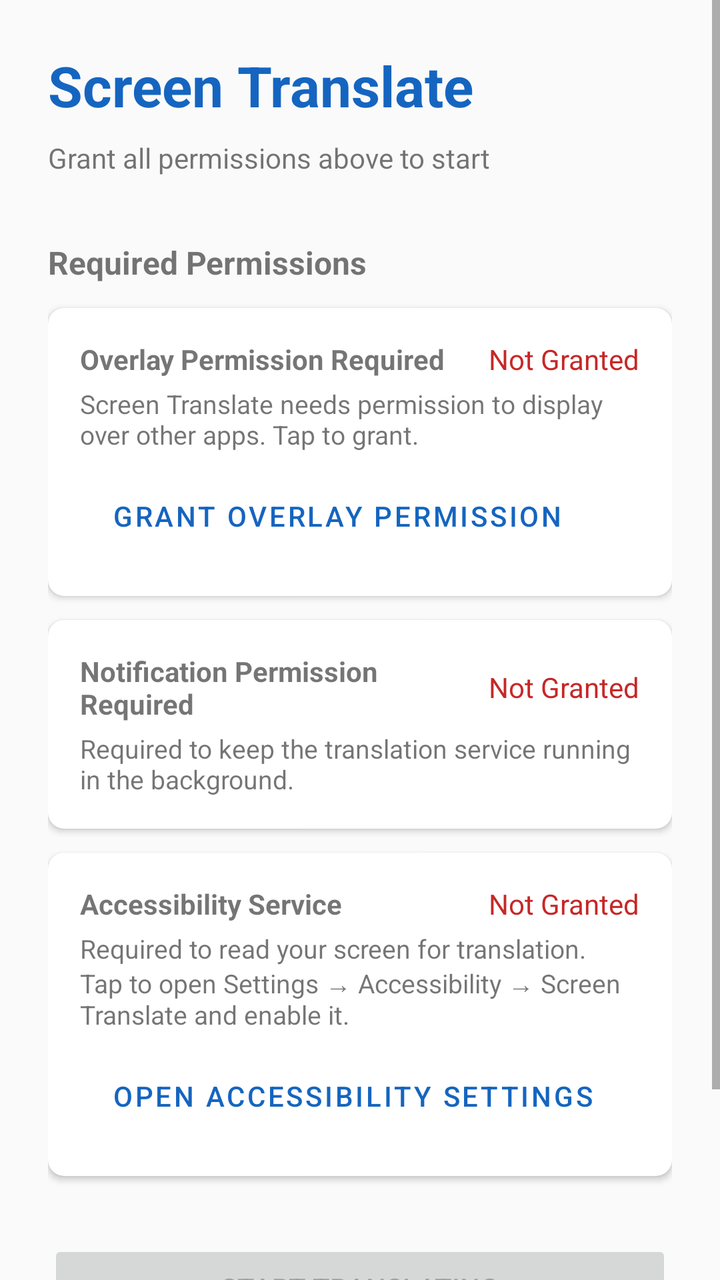
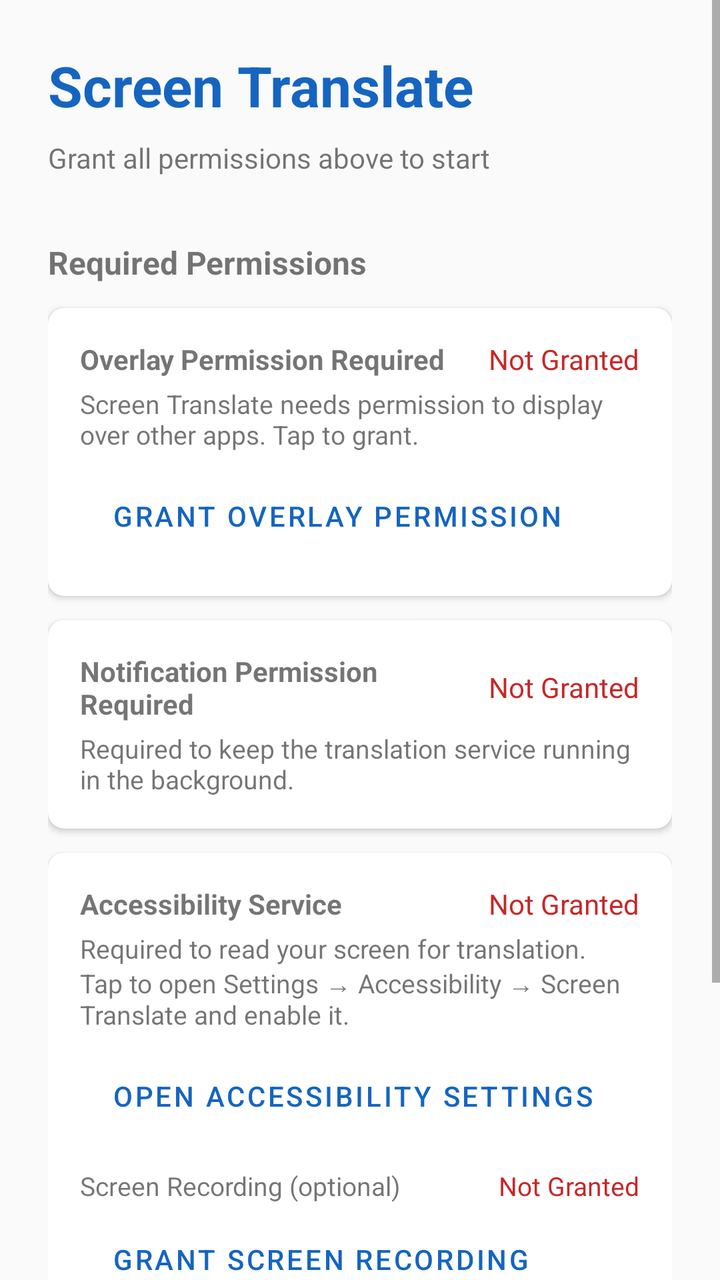

Two renders of the same Android screen: before a commit and after it. Below are the layout's source before the change and the commit's diff.
<!-- AndroidManifest.xml: application theme Theme.ScreenTranslate -->
<!-- res/layout/activity_main.xml -->
<?xml version="1.0" encoding="utf-8"?>
<ScrollView xmlns:android="http://schemas.android.com/apk/res/android"
    xmlns:app="http://schemas.android.com/apk/res-auto"
    android:layout_width="match_parent"
    android:layout_height="match_parent"
    android:background="@color/background">

    <LinearLayout
        android:layout_width="match_parent"
        android:layout_height="wrap_content"
        android:orientation="vertical"
        android:padding="24dp">

        
        <TextView
            android:layout_width="wrap_content"
            android:layout_height="wrap_content"
            android:text="@string/app_name"
            android:textSize="28sp"
            android:textStyle="bold"
            android:textColor="@color/primary"
            android:layout_marginBottom="8dp" />

        <TextView
            android:id="@+id/tvStatus"
            android:layout_width="wrap_content"
            android:layout_height="wrap_content"
            android:text="@string/status_not_ready"
            android:textSize="14sp"
            android:layout_marginBottom="32dp" />

        
        <TextView
            android:layout_width="wrap_content"
            android:layout_height="wrap_content"
            android:text="Required Permissions"
            android:textSize="16sp"
            android:textStyle="bold"
            android:layout_marginBottom="12dp" />

        
        <androidx.cardview.widget.CardView
            android:layout_width="match_parent"
            android:layout_height="wrap_content"
            android:layout_marginBottom="12dp"
            app:cardCornerRadius="8dp"
            app:cardElevation="2dp">

            <LinearLayout
                android:layout_width="match_parent"
                android:layout_height="wrap_content"
                android:orientation="vertical"
                android:padding="16dp">

                <LinearLayout
                    android:layout_width="match_parent"
                    android:layout_height="wrap_content"
                    android:orientation="horizontal"
                    android:gravity="center_vertical">

                    <TextView
                        android:layout_width="0dp"
                        android:layout_height="wrap_content"
                        android:layout_weight="1"
                        android:text="@string/permission_overlay_title"
                        android:textStyle="bold" />

                    <TextView
                        android:id="@+id/tvOverlayStatus"
                        android:layout_width="wrap_content"
                        android:layout_height="wrap_content"
                        android:text="@string/permission_denied"
                        android:textColor="@color/permission_denied" />
                </LinearLayout>

                <TextView
                    android:layout_width="match_parent"
                    android:layout_height="wrap_content"
                    android:text="@string/permission_overlay_desc"
                    android:textSize="13sp"
                    android:layout_marginTop="4dp"
                    android:layout_marginBottom="8dp" />

                <Button
                    android:id="@+id/btnGrantOverlay"
                    style="@style/Widget.MaterialComponents.Button.OutlinedButton"
                    android:layout_width="wrap_content"
                    android:layout_height="wrap_content"
                    android:text="@string/permission_overlay_grant" />
            </LinearLayout>
        </androidx.cardview.widget.CardView>

        
        <androidx.cardview.widget.CardView
            android:layout_width="match_parent"
            android:layout_height="wrap_content"
            android:layout_marginBottom="12dp"
            app:cardCornerRadius="8dp"
            app:cardElevation="2dp">

            <LinearLayout
                android:layout_width="match_parent"
                android:layout_height="wrap_content"
                android:orientation="vertical"
                android:padding="16dp">

                <LinearLayout
                    android:layout_width="match_parent"
                    android:layout_height="wrap_content"
                    android:orientation="horizontal"
                    android:gravity="center_vertical">

                    <TextView
                        android:layout_width="0dp"
                        android:layout_height="wrap_content"
                        android:layout_weight="1"
                        android:text="@string/permission_notification_title"
                        android:textStyle="bold" />

                    <TextView
                        android:id="@+id/tvNotificationStatus"
                        android:layout_width="wrap_content"
                        android:layout_height="wrap_content"
                        android:text="@string/permission_denied"
                        android:textColor="@color/permission_denied" />
                </LinearLayout>

                <TextView
                    android:layout_width="match_parent"
                    android:layout_height="wrap_content"
                    android:text="@string/permission_notification_desc"
                    android:textSize="13sp"
                    android:layout_marginTop="4dp" />
            </LinearLayout>
        </androidx.cardview.widget.CardView>

        
        <androidx.cardview.widget.CardView
            android:layout_width="match_parent"
            android:layout_height="wrap_content"
            android:layout_marginBottom="32dp"
            app:cardCornerRadius="8dp"
            app:cardElevation="2dp">

            <LinearLayout
                android:layout_width="match_parent"
                android:layout_height="wrap_content"
                android:orientation="vertical"
                android:padding="16dp">

                <LinearLayout
                    android:layout_width="match_parent"
                    android:layout_height="wrap_content"
                    android:orientation="horizontal"
                    android:gravity="center_vertical">

                    <TextView
                        android:layout_width="0dp"
                        android:layout_height="wrap_content"
                        android:layout_weight="1"
                        android:text="@string/permission_screen_title"
                        android:textStyle="bold" />

                    <TextView
                        android:id="@+id/tvScreenStatus"
                        android:layout_width="wrap_content"
                        android:layout_height="wrap_content"
                        android:text="@string/permission_denied"
                        android:textColor="@color/permission_denied" />
                </LinearLayout>

                <TextView
                    android:layout_width="match_parent"
                    android:layout_height="wrap_content"
                    android:text="@string/permission_screen_desc"
                    android:textSize="13sp"
                    android:layout_marginTop="4dp"
                    android:layout_marginBottom="8dp" />

                <Button
                    android:id="@+id/btnGrantScreen"
                    style="@style/Widget.MaterialComponents.Button.OutlinedButton"
                    android:layout_width="wrap_content"
                    android:layout_height="wrap_content"
                    android:text="@string/permission_screen_grant" />
            </LinearLayout>
        </androidx.cardview.widget.CardView>

        
        <Button
            android:id="@+id/btnStart"
            android:layout_width="match_parent"
            android:layout_height="wrap_content"
            android:text="@string/btn_start_translating"
            android:enabled="false"
            android:layout_marginBottom="12dp" />

        <Button
            android:id="@+id/btnSettings"
            style="@style/Widget.MaterialComponents.Button.OutlinedButton"
            android:layout_width="match_parent"
            android:layout_height="wrap_content"
            android:text="@string/btn_settings" />

    </LinearLayout>
</ScrollView>
<!-- resources referenced by this layout -->
<resources>
  <color name="background">#FAFAFA</color>
  <color name="permission_denied">#C62828</color>
  <color name="primary">#1565C0</color>
  <string name="app_name">Screen Translate</string>
  <string name="btn_settings">Settings</string>
  <string name="btn_start_translating">Start Translating</string>
  <string name="permission_denied">Not Granted</string>
  <string name="permission_notification_desc">Required to keep the translation service running in the background.</string>
  <string name="permission_notification_title">Notification Permission Required</string>
  <string name="permission_overlay_desc">Screen Translate needs permission to display over other apps. Tap to grant.</string>
  <string name="permission_overlay_grant">Grant Overlay Permission</string>
  <string name="permission_overlay_title">Overlay Permission Required</string>
  <string name="permission_screen_desc">Required to read your screen for translation. Tap to open Settings → Accessibility → Screen Translate and enable it.</string>
  <string name="permission_screen_grant">Open Accessibility Settings</string>
  <string name="permission_screen_title">Accessibility Service</string>
  <string name="status_not_ready">Grant all permissions above to start</string>
  <style name="Theme.ScreenTranslate" parent="Theme.MaterialComponents.DayNight.DarkActionBar">
          <item name="colorPrimary">@color/primary</item>
          <item name="colorPrimaryDark">@color/primary_dark</item>
          <item name="colorAccent">@color/secondary</item>
          <item name="android:windowBackground">@color/background</item>
      </style>
  <color name="primary_dark">#003c8f</color>
  <color name="secondary">#00B0FF</color>
</resources>

<!-- the commit's change to res/layout/activity_main.xml (unified diff, before → after) -->
@@ -183,6 +183,37 @@
                     android:layout_width="wrap_content"
                     android:layout_height="wrap_content"
                     android:text="@string/permission_screen_grant" />
+
+                <LinearLayout
+                    android:layout_width="match_parent"
+                    android:layout_height="wrap_content"
+                    android:orientation="horizontal"
+                    android:gravity="center_vertical"
+                    android:layout_marginTop="12dp">
+
+                    <TextView
+                        android:layout_width="0dp"
+                        android:layout_height="wrap_content"
+                        android:layout_weight="1"
+                        android:text="@string/permission_screen_record_title"
+                        android:textSize="13sp" />
+
+                    <TextView
+                        android:id="@+id/tvScreenRecordStatus"
+                        android:layout_width="wrap_content"
+                        android:layout_height="wrap_content"
+                        android:text="@string/permission_denied"
+                        android:textSize="13sp"
+                        android:textColor="@color/permission_denied" />
+                </LinearLayout>
+
+                <Button
+                    android:id="@+id/btnGrantScreenRecord"
+                    style="@style/Widget.MaterialComponents.Button.OutlinedButton"
+                    android:layout_width="wrap_content"
+                    android:layout_height="wrap_content"
+                    android:layout_marginTop="4dp"
+                    android:text="@string/permission_screen_record_grant" />
             </LinearLayout>
         </androidx.cardview.widget.CardView>
 
<!-- resource entries referenced after the edit -->
@@ -14,6 +14,8 @@
   <string name="permission_overlay_title">Overlay Permission Required</string>
   <string name="permission_screen_desc">Required to read your screen for translation. Tap to open Settings → Accessibility → Screen Translate and enable it.</string>
   <string name="permission_screen_grant">Open Accessibility Settings</string>
+  <string name="permission_screen_record_grant">Grant Screen Recording</string>
+  <string name="permission_screen_record_title">Screen Recording (optional)</string>
   <string name="permission_screen_title">Accessibility Service</string>
   <string name="status_not_ready">Grant all permissions above to start</string>
   <style name="Theme.ScreenTranslate" parent="Theme.MaterialComponents.DayNight.DarkActionBar">
